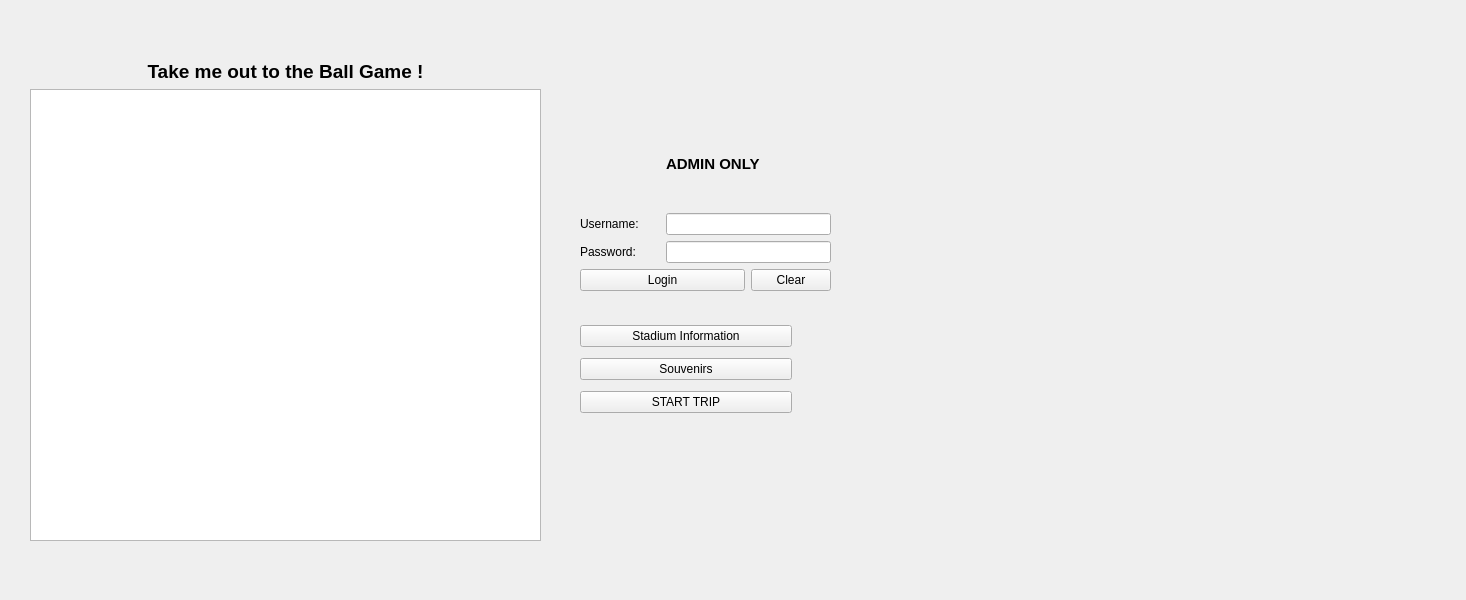
Before: the Qt Designer form CS1D Project 2/mainwindow.ui in Lamson555/404-Brain-Not-Found, drawn with Qt 5.
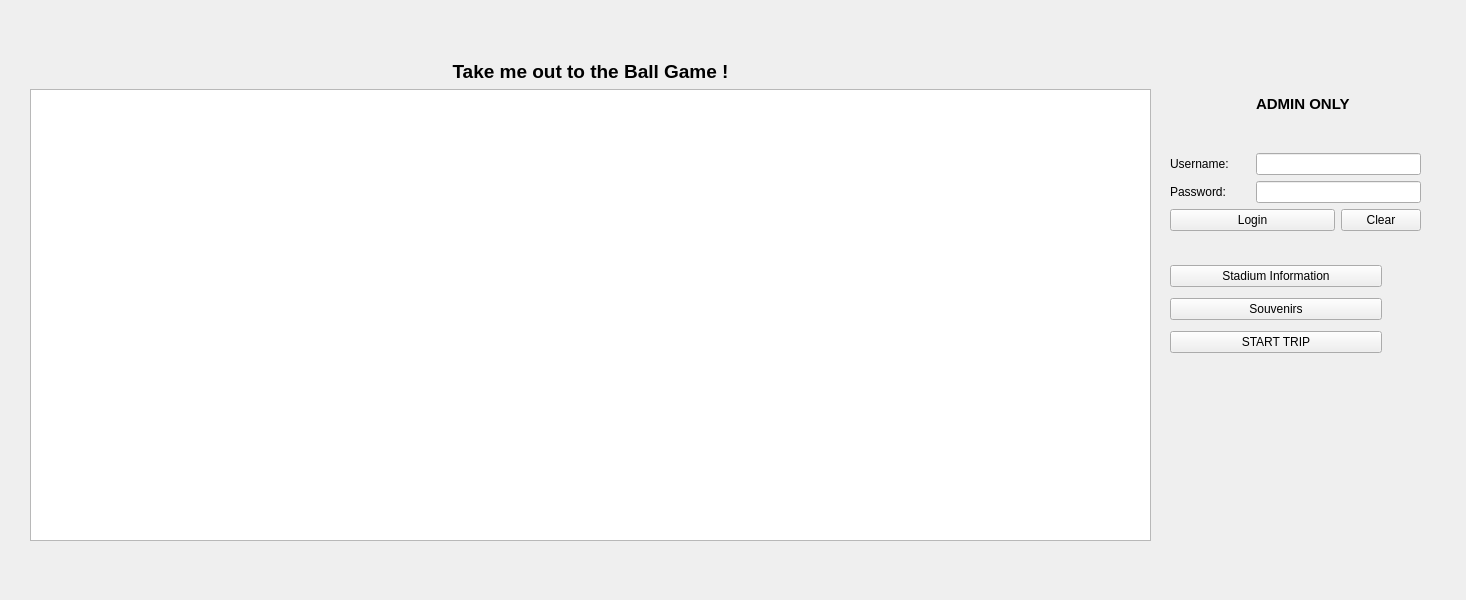
After: the same form once the commit is applied. The open tabs and pages were chosen to show the change.

The edit to the form file:
```diff
--- a/CS1D Project 2/mainwindow.ui
+++ b/CS1D Project 2/mainwindow.ui
@@ -30,8 +30,8 @@
      <widget class="QWidget" name="layoutWidget">
       <property name="geometry">
        <rect>
-        <x>580</x>
-        <y>320</y>
+        <x>1170</x>
+        <y>260</y>
         <width>212</width>
         <height>100</height>
        </rect>
@@ -63,8 +63,8 @@
      <widget class="QWidget" name="layoutWidget_2">
       <property name="geometry">
        <rect>
-        <x>580</x>
-        <y>120</y>
+        <x>1170</x>
+        <y>60</y>
         <width>251</width>
         <height>171</height>
        </rect>
@@ -146,7 +146,7 @@
        <rect>
         <x>30</x>
         <y>60</y>
-        <width>511</width>
+        <width>1121</width>
         <height>481</height>
        </rect>
       </property>
```
Left out of the diff: 4 changed lines with no effect on the pictures.
